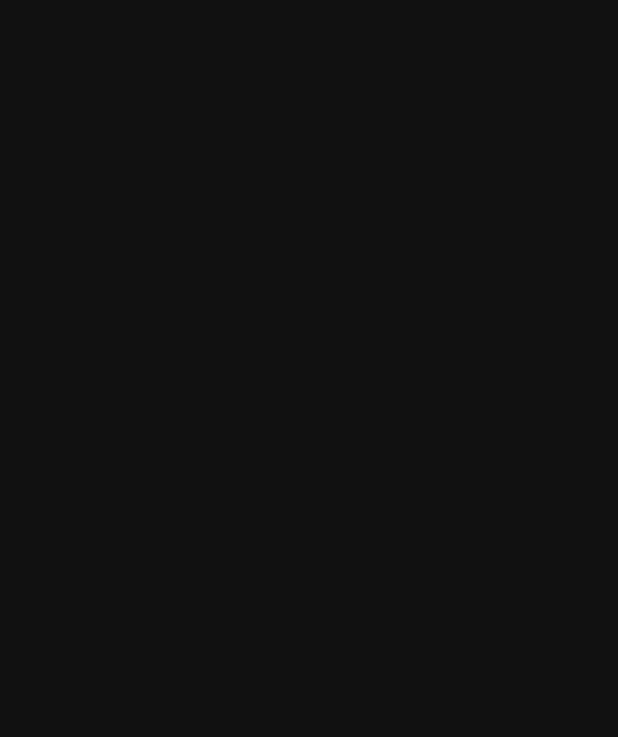
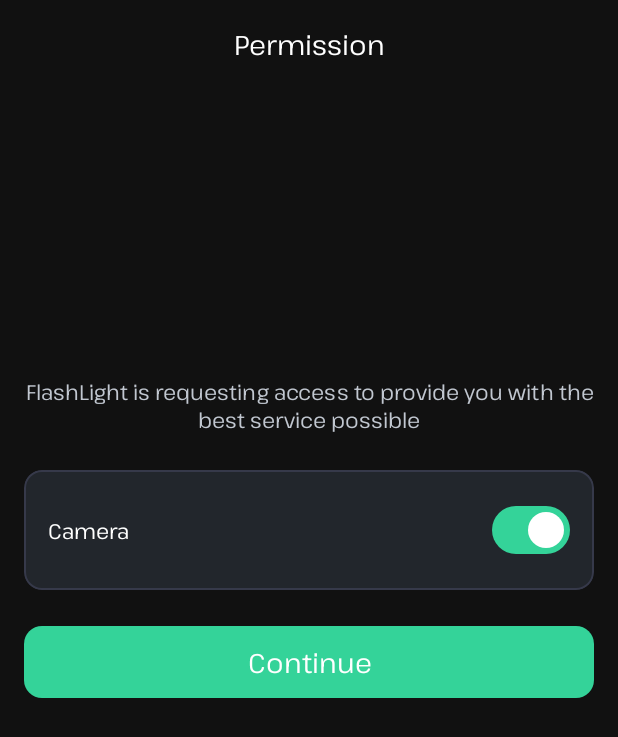
Before and after one commit to alm-174/FlashLight, an Android app: the PermissionActivity screen opened directly, with no data from a screen before it, on a phone screen of 412 x 824 dp. Before the commit the part shown is empty. Shown: the top 737 px of the screen. Run offline under Robolectric (Android 15) with nearby library versions, the phone set to English and light mode, and no system bars; our stand-ins replace Dagger/Hilt's generated code.

Commit message:
Permission: Continue chỉ bật khi đã cấp quyền Camera

```diff
--- a/app/src/main/AndroidManifest.xml
+++ b/app/src/main/AndroidManifest.xml
@@ -47,7 +47,9 @@
         <activity
             android:name=".ui.permission.PermissionActivity"
             android:exported="false" />
-
+        <activity
+            android:name=".ui.home.HomeActivity"
+            android:exported="false" />
         <!-- TODO(dev-preview): man xem thu component GD2, go khi co man Home thuc -->
         <activity
             android:name=".ui.dev.ComponentsPreviewActivity"
--- a/app/src/main/java/com/example/flashlight/ui/onboarding/OnboardingActivity.kt
+++ b/app/src/main/java/com/example/flashlight/ui/onboarding/OnboardingActivity.kt
@@ -9,10 +9,10 @@ import androidx.activity.viewModels
 import androidx.appcompat.app.AppCompatActivity
 import androidx.core.content.ContextCompat
 import androidx.viewpager2.widget.ViewPager2
-import com.example.flashlight.MainActivity
 import com.example.flashlight.R
 import com.example.flashlight.core.ui.applyBottomSystemBarsPadding
 import com.example.flashlight.databinding.ActivityOnboardingBinding
+import com.example.flashlight.ui.permission.PermissionActivity
 import dagger.hilt.android.AndroidEntryPoint
 
 @AndroidEntryPoint
@@ -80,7 +80,7 @@ class OnboardingActivity : AppCompatActivity() {
                 if (isNavigating) return@setOnClickListener
                 isNavigating = true
                 viewModel.completeOnboarding {
-                    startActivity(Intent(this, MainActivity::class.java))
+                    startActivity(Intent(this, PermissionActivity::class.java))
                     finish()
                 }
             }
--- a/app/src/main/java/com/example/flashlight/ui/permission/PermissionActivity.kt
+++ b/app/src/main/java/com/example/flashlight/ui/permission/PermissionActivity.kt
@@ -1,5 +1,123 @@
 package com.example.flashlight.ui.permission
 
+import android.Manifest
+import android.content.Intent
+import android.content.pm.PackageManager
+import android.net.Uri
+import android.os.Bundle
+import android.provider.Settings
+import androidx.activity.enableEdgeToEdge
+import androidx.activity.result.contract.ActivityResultContracts
+import androidx.activity.viewModels
 import androidx.appcompat.app.AppCompatActivity
+import androidx.core.content.ContextCompat
+import com.example.flashlight.MainActivity
+import com.example.flashlight.R
+import com.example.flashlight.core.ui.applySystemBarsPadding
+import com.example.flashlight.databinding.ActivityPermissionBinding
+import dagger.hilt.android.AndroidEntryPoint
 
-class PermissionActivity : AppCompatActivity()
+@AndroidEntryPoint
+class PermissionActivity : AppCompatActivity() {
+
+    private lateinit var binding: ActivityPermissionBinding
+    private val viewModel: PermissionViewModel by viewModels()
+
+    private var isNavigating = false
+
+    private val cameraLauncher = registerForActivityResult(
+        ActivityResultContracts.RequestPermission()
+    ) {
+        render()
+    }
+
+    override fun onCreate(savedInstanceState: Bundle?) {
+        super.onCreate(savedInstanceState)
+        enableEdgeToEdge()
+        binding = ActivityPermissionBinding.inflate(layoutInflater)
+        setContentView(binding.root)
+        binding.root.applySystemBarsPadding()
+
+        setupViews()
+        setupListeners()
+    }
+
+    override fun onResume() {
+        super.onResume()
+        render()
+    }
+
+    private fun setupViews() {
+        binding.tvMessage.text = getString(
+            R.string.permission_message,
+            getString(R.string.app_name)
+        )
+        binding.rowCamera.tvLabel.setText(R.string.permission_camera)
+    }
+
+    private fun setupListeners() {
+        binding.rowCamera.root.setOnClickListener {
+            binding.rowCamera.switchStatus.toggle()
+        }
+
+        binding.btnContinue.setOnClickListener {
+            if (isNavigating) return@setOnClickListener
+            isNavigating = true
+            viewModel.completePermissionStep {
+                startActivity(Intent(this, MainActivity::class.java))
+                finish()
+            }
+        }
+    }
+
+    private fun handleSwitchChanged(isChecked: Boolean) {
+        if (isChecked) {
+            if (isCameraGranted()) {
+                render()
+            } else {
+                requestCameraOrOpenSettings()
+            }
+        } else {
+            // App không tự thu hồi quyền được: gạt tắt thì bật lại
+            render()
+        }
+    }
+
+    private fun requestCameraOrOpenSettings() {
+        val permanentlyDenied = viewModel.hasRequestedCamera &&
+                !shouldShowRequestPermissionRationale(Manifest.permission.CAMERA)
+
+        if (permanentlyDenied) {
+            openAppSettings()
+            render()
+        } else {
+            viewModel.hasRequestedCamera = true
+            cameraLauncher.launch(Manifest.permission.CAMERA)
+            render()
+        }
+    }
+
+    private fun render() {
+        val granted = isCameraGranted()
+        binding.rowCamera.switchStatus.setOnCheckedChangeListener(null)
+        binding.rowCamera.switchStatus.isChecked = granted
+        binding.rowCamera.switchStatus.setOnCheckedChangeListener { _, isChecked ->
+            handleSwitchChanged(isChecked)
+        }
+        binding.btnContinue.isEnabled = granted
+    }
+
+    private fun isCameraGranted(): Boolean =
+        ContextCompat.checkSelfPermission(
+            this,
+            Manifest.permission.CAMERA
+        ) == PackageManager.PERMISSION_GRANTED
+
+    private fun openAppSettings() {
+        val intent = Intent(
+            Settings.ACTION_APPLICATION_DETAILS_SETTINGS,
+            Uri.fromParts("package", packageName, null)
+        )
+        startActivity(intent)
+    }
+}
--- a/app/src/main/java/com/example/flashlight/ui/splash/SplashActivity.kt
+++ b/app/src/main/java/com/example/flashlight/ui/splash/SplashActivity.kt
@@ -15,6 +15,7 @@ import com.example.flashlight.data.settings.SettingsRepository
 import com.example.flashlight.databinding.ActivitySplashBinding
 import com.example.flashlight.ui.language.LanguageActivity
 import com.example.flashlight.ui.onboarding.OnboardingActivity
+import com.example.flashlight.ui.permission.PermissionActivity
 import dagger.hilt.android.AndroidEntryPoint
 import kotlinx.coroutines.delay
 import kotlinx.coroutines.flow.first
@@ -70,7 +71,7 @@ class SplashActivity : AppCompatActivity() {
         val target = when (step) {
             OnboardingStep.LANGUAGE -> LanguageActivity::class.java  // → LanguageActivity
             OnboardingStep.INTRO -> OnboardingActivity::class.java      // → OnboardingActivity
-            OnboardingStep.PERMISSION -> MainActivity::class.java // → PermissionActivity
+            OnboardingStep.PERMISSION -> PermissionActivity::class.java // → PermissionActivity
             OnboardingStep.DONE -> MainActivity::class.java       // → HomeActivity
         }
         return Intent(this, target)
--- /dev/null
+++ b/app/src/main/res/layout/activity_permission.xml
@@ -0,0 +1,75 @@
+<?xml version="1.0" encoding="utf-8"?>
+<androidx.constraintlayout.widget.ConstraintLayout xmlns:android="http://schemas.android.com/apk/res/android"
+    xmlns:app="http://schemas.android.com/apk/res-auto"
+    xmlns:tools="http://schemas.android.com/tools"
+    android:layout_width="match_parent"
+    android:layout_height="match_parent"
+    android:background="@color/background"
+    android:paddingHorizontal="16dp">
+
+    <TextView
+        android:id="@+id/tvTitle"
+        android:layout_width="0dp"
+        android:layout_height="wrap_content"
+        android:layout_marginTop="16dp"
+        android:gravity="center"
+        android:text="@string/permission_title"
+        android:textAppearance="@style/TextAppearance.App.Title"
+        android:textColor="@color/text_primary"
+        app:layout_constraintEnd_toEndOf="parent"
+        app:layout_constraintStart_toStartOf="parent"
+        app:layout_constraintTop_toTopOf="parent" />
+
+    <ImageView
+        android:id="@+id/ivIllustration"
+        android:layout_width="160dp"
+        android:layout_height="160dp"
+        android:layout_marginTop="24dp"
+        android:contentDescription="@null"
+        android:scaleType="fitCenter"
+        app:layout_constraintEnd_toEndOf="parent"
+        app:layout_constraintStart_toStartOf="parent"
+        app:layout_constraintTop_toBottomOf="@id/tvTitle"
+        tools:src="@mipmap/ic_launcher" />
+
+    <TextView
+        android:id="@+id/tvMessage"
+        android:layout_width="0dp"
+        android:layout_height="wrap_content"
+        android:layout_marginTop="24dp"
+        android:gravity="center"
+        android:textAppearance="@style/TextAppearance.App.Body"
+        android:textColor="@color/text_secondary"
+        app:layout_constraintEnd_toEndOf="parent"
+        app:layout_constraintStart_toStartOf="parent"
+        app:layout_constraintTop_toBottomOf="@id/ivIllustration"
+        tools:text="FlashLight is requesting access to your camera." />
+
+    <include
+        android:id="@+id/rowCamera"
+        layout="@layout/view_switch_row"
+        android:layout_width="0dp"
+        android:layout_height="wrap_content"
+        android:layout_marginTop="24dp"
+        app:layout_constraintEnd_toEndOf="parent"
+        app:layout_constraintStart_toStartOf="parent"
+        app:layout_constraintTop_toBottomOf="@id/tvMessage" />
+
+    <com.google.android.material.button.MaterialButton
+        android:id="@+id/btnContinue"
+        style="@style/Widget.App.Button.Filled"
+        android:layout_width="0dp"
+        android:layout_height="48dp"
+        android:enabled="false"
+        android:insetTop="0dp"
+        android:insetBottom="0dp"
+        android:text="@string/common_continue"
+        android:textAllCaps="false"
+        android:textColor="@color/text_primary"
+        app:cornerRadius="12dp"
+        app:layout_constraintTop_toBottomOf="@id/rowCamera"
+        android:layout_marginTop="24dp"
+        app:layout_constraintEnd_toEndOf="parent"
+        app:layout_constraintStart_toStartOf="parent" />
+
+</androidx.constraintlayout.widget.ConstraintLayout>
```
Also changed, not shown: app/src/main/java/com/example/flashlight/ui/home/HomeActivity.kt (added, +22 -0 lines), app/src/main/java/com/example/flashlight/ui/permission/PermissionViewModel.kt (added, +24 -0 lines), app/src/main/res/layout/activity_home.xml (added, +67 -0 lines), 1 other file.
